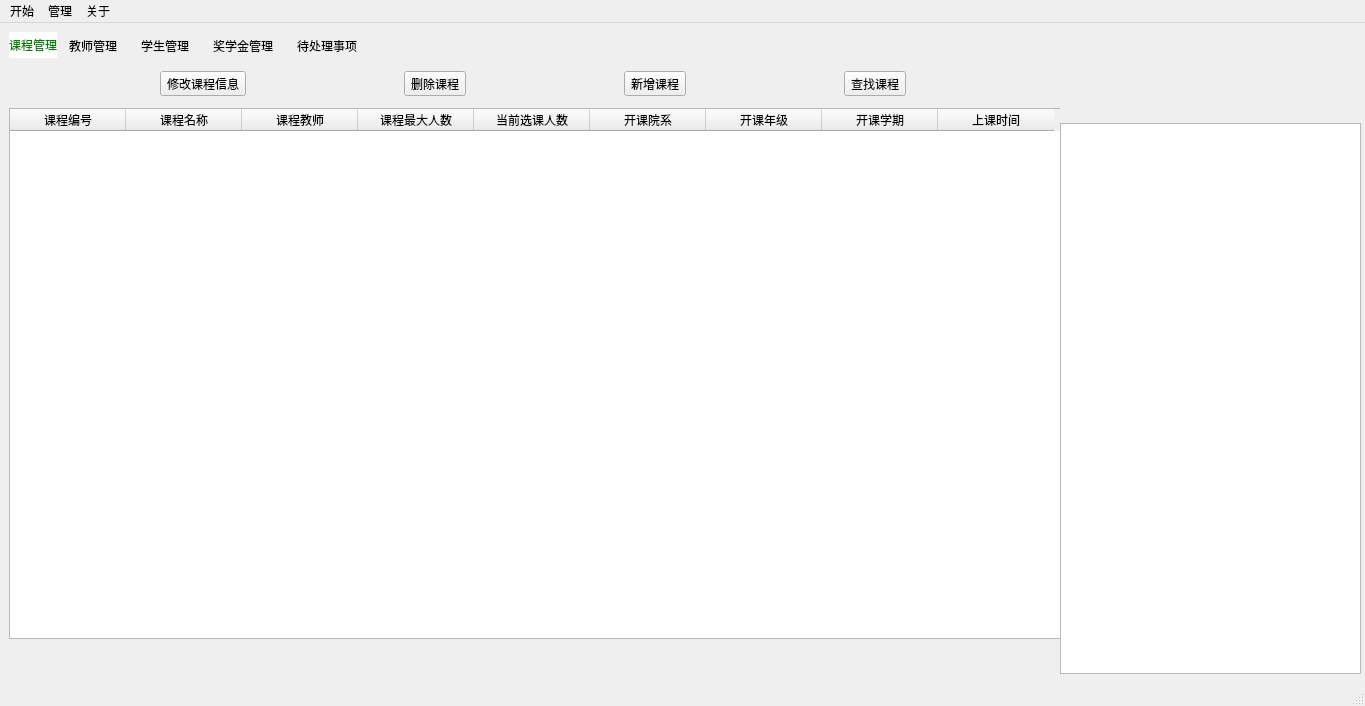
First picture: the form in adminwindow.ui, repository shiyu-coder/Student-information-management-system, before the edit.
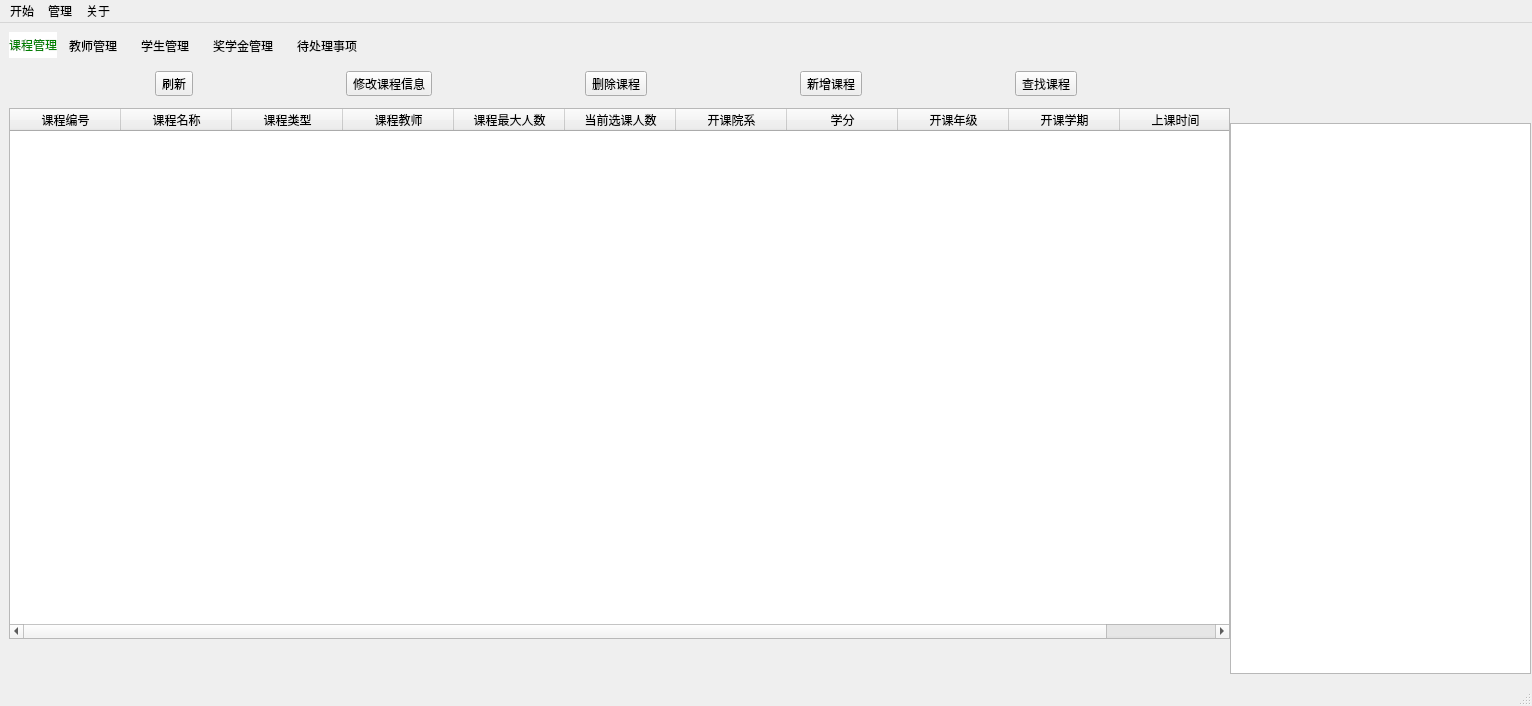
Second picture: the form after the edit. Icons and pictures are not drawn.

Commit message: 新增管理员全校课程功能

What changed in the file:
```diff
--- a/adminwindow.ui
+++ b/adminwindow.ui
@@ -6,7 +6,7 @@
    <rect>
     <x>0</x>
     <y>0</y>
-    <width>1365</width>
+    <width>1532</width>
     <height>706</height>
    </rect>
   </property>
@@ -26,7 +26,7 @@
      <rect>
       <x>9</x>
       <y>9</y>
-      <width>1051</width>
+      <width>1221</width>
       <height>651</height>
      </rect>
     </property>
@@ -64,7 +64,7 @@
        <rect>
         <x>0</x>
         <y>50</y>
-        <width>1052</width>
+        <width>1221</width>
         <height>531</height>
        </rect>
       </property>
@@ -72,7 +72,7 @@
        <bool>true</bool>
       </attribute>
       <attribute name="horizontalHeaderDefaultSectionSize">
-       <number>116</number>
+       <number>111</number>
       </attribute>
       <column>
        <property name="text">
@@ -84,6 +84,11 @@
         <string>课程名称</string>
        </property>
       </column>
+      <column>
+       <property name="text">
+        <string>课程类型</string>
+       </property>
+      </column>
       <column>
        <property name="text">
         <string>课程教师</string>
@@ -104,6 +109,11 @@
         <string>开课院系</string>
        </property>
       </column>
+      <column>
+       <property name="text">
+        <string>学分</string>
+       </property>
+      </column>
       <column>
        <property name="text">
         <string>开课年级</string>
@@ -125,11 +135,22 @@
        <rect>
         <x>-1</x>
         <y>0</y>
-        <width>1051</width>
+        <width>1221</width>
         <height>51</height>
        </rect>
       </property>
       <layout class="QHBoxLayout" name="horizontalLayout">
+       <item>
+        <widget class="QToolButton" name="FlushButton">
+         <property name="styleSheet">
+          <string notr="true">background-color: rgba(255, 255, 255, 0);border:2px solid white;border-radius:10px;
+hover{ background-color: rgba(255, 255, 255, 150);border:2px solid white;border-radius:10px;background-color: rgba(255, 255, 255, 150);border:2px solid white;border-radius:10px;}</string>
+         </property>
+         <property name="text">
+          <string>刷新</string>
+         </property>
+        </widget>
+       </item>
        <item>
         <widget class="QToolButton" name="ModifyLessonButton">
          <property name="styleSheet">
@@ -499,7 +520,7 @@
    <widget class="QLabel" name="label">
     <property name="geometry">
      <rect>
-      <x>1060</x>
+      <x>1230</x>
       <y>0</y>
       <width>301</width>
       <height>101</height>
@@ -515,7 +536,7 @@
    <widget class="QTextBrowser" name="MsgBoard">
     <property name="geometry">
      <rect>
-      <x>1060</x>
+      <x>1230</x>
       <y>100</y>
       <width>301</width>
       <height>551</height>
@@ -528,7 +549,7 @@
     <rect>
      <x>0</x>
      <y>0</y>
-     <width>1365</width>
+     <width>1532</width>
      <height>25</height>
     </rect>
    </property>
```
Left out of the diff: 18 changed lines with no effect on the pictures. The commit also changes 5 other files.
